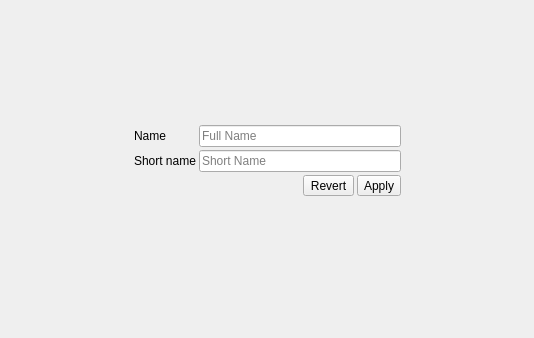
RxLaboratory/Ramses-Client, file src/assetgroupeditwidget.ui: the form before one commit.
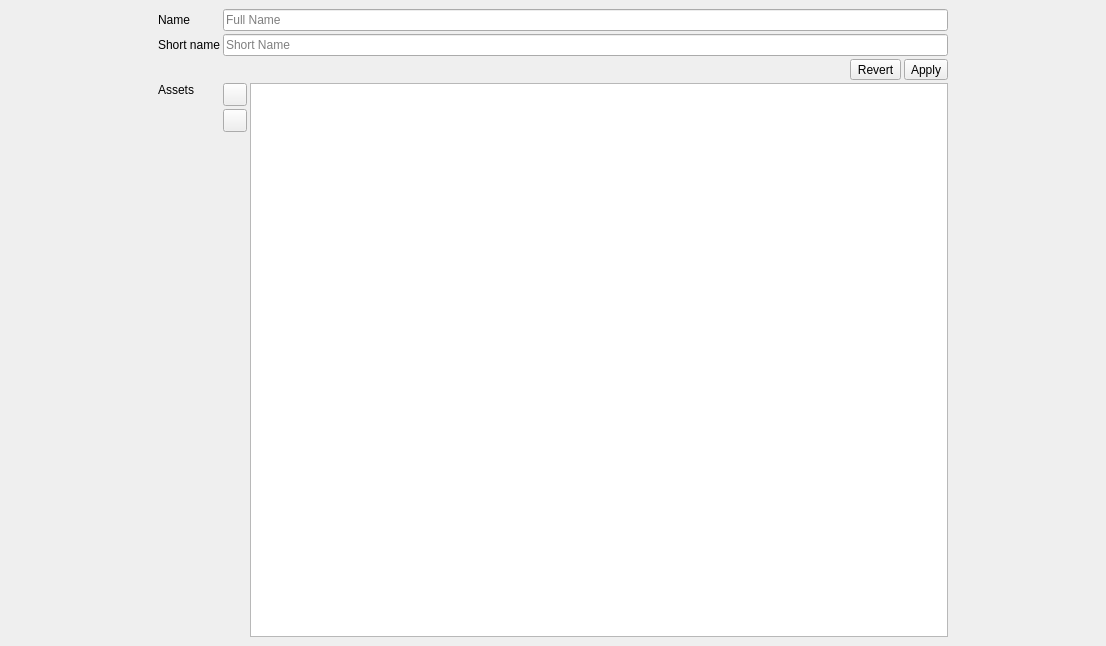
The form after the commit. Icons and pictures are not drawn.

Commit message: improved UI/UX for assets

What changed in the file:
```diff
--- a/src/assetgroupeditwidget.ui
+++ b/src/assetgroupeditwidget.ui
@@ -6,30 +6,30 @@
    <rect>
     <x>0</x>
     <y>0</y>
-    <width>534</width>
-    <height>338</height>
+    <width>1106</width>
+    <height>646</height>
    </rect>
   </property>
   <property name="windowTitle">
    <string>Form</string>
   </property>
-  <layout class="QGridLayout" name="gridLayout" rowstretch="1,0,1" columnstretch="25,50,25">
+  <layout class="QHBoxLayout" name="horizontalLayout_3" stretch="10,50,10">
+   <property name="spacing">
+    <number>3</number>
+   </property>
    <property name="leftMargin">
     <number>0</number>
    </property>
    <property name="topMargin">
-    <number>0</number>
+    <number>9</number>
    </property>
    <property name="rightMargin">
     <number>0</number>
    </property>
    <property name="bottomMargin">
-    <number>0</number>
+    <number>9</number>
    </property>
-   <property name="spacing">
-    <number>0</number>
-   </property>
-   <item row="0" column="0" rowspan="3">
+   <item>
     <spacer name="horizontalSpacer_5">
      <property name="orientation">
       <enum>Qt::Horizontal</enum>
@@ -42,38 +42,12 @@
      </property>
     </spacer>
    </item>
-   <item row="0" column="1">
-    <spacer name="verticalSpacer_5">
-     <property name="orientation">
-      <enum>Qt::Vertical</enum>
+   <item>
+    <layout class="QGridLayout" name="gridLayout">
+     <property name="bottomMargin">
+      <number>0</number>
      </property>
-     <property name="sizeHint" stdset="0">
-      <size>
-       <width>20</width>
-       <height>115</height>
-      </size>
-     </property>
-    </spacer>
-   </item>
-   <item row="0" column="2" rowspan="3">
-    <spacer name="horizontalSpacer_4">
-     <property name="orientation">
-      <enum>Qt::Horizontal</enum>
-     </property>
-     <property name="sizeHint" stdset="0">
-      <size>
-       <width>130</width>
-       <height>20</height>
-      </size>
-     </property>
-    </spacer>
-   </item>
-   <item row="1" column="1">
-    <layout class="QFormLayout" name="formLayout">
-     <property name="horizontalSpacing">
-      <number>3</number>
-     </property>
-     <property name="verticalSpacing">
+     <property name="spacing">
       <number>3</number>
      </property>
      <item row="0" column="0">
@@ -119,17 +93,14 @@
         <number>0</number>
        </property>
        <item>
-        <spacer name="horizontalSpacer_3">
-         <property name="orientation">
-          <enum>Qt::Horizontal</enum>
+        <widget class="QLabel" name="statusLabel">
+         <property name="text">
+          <string/>
          </property>
-         <property name="sizeHint" stdset="0">
-          <size>
-           <width>40</width>
-           <height>20</height>
-          </size>
+         <property name="wordWrap">
+          <bool>true</bool>
          </property>
-        </spacer>
+        </widget>
        </item>
        <item>
         <widget class="QToolButton" name="revertButton">
@@ -156,26 +127,90 @@
       </layout>
      </item>
      <item row="3" column="1">
-      <widget class="QLabel" name="statusLabel">
+      <layout class="QHBoxLayout" name="horizontalLayout_2">
+       <property name="spacing">
+        <number>3</number>
+       </property>
+       <property name="leftMargin">
+        <number>0</number>
+       </property>
+       <property name="rightMargin">
+        <number>0</number>
+       </property>
+       <item>
+        <layout class="QVBoxLayout" name="verticalLayout">
+         <property name="spacing">
+          <number>3</number>
+         </property>
+         <property name="leftMargin">
+          <number>0</number>
+         </property>
+         <property name="topMargin">
+          <number>0</number>
+         </property>
+         <item>
+          <widget class="QToolButton" name="addAssetButton">
+           <property name="text">
+            <string/>
+           </property>
+           <property name="icon">
+            <iconset resource="resources.qrc">
+             <normaloff>:/icons/add</normaloff>:/icons/add</iconset>
+           </property>
+          </widget>
+         </item>
+         <item>
+          <widget class="QToolButton" name="removeAssetButton">
+           <property name="text">
+            <string/>
+           </property>
+           <property name="icon">
+            <iconset resource="resources.qrc">
+             <normaloff>:/icons/remove</normaloff>:/icons/remove</iconset>
+           </property>
+          </widget>
+         </item>
+         <item>
+          <spacer name="verticalSpacer_2">
+           <property name="orientation">
+            <enum>Qt::Vertical</enum>
+           </property>
+           <property name="sizeHint" stdset="0">
+            <size>
+             <width>20</width>
+             <height>40</height>
+            </size>
+           </property>
+          </spacer>
+         </item>
+        </layout>
+       </item>
+       <item>
+        <widget class="QListWidget" name="assetsList"/>
+       </item>
+      </layout>
+     </item>
+     <item row="3" column="0">
+      <widget class="QLabel" name="label_6">
        <property name="text">
-        <string/>
+        <string>Assets</string>
        </property>
-       <property name="wordWrap">
-        <bool>true</bool>
+       <property name="alignment">
+        <set>Qt::AlignLeading|Qt::AlignLeft|Qt::AlignTop</set>
        </property>
       </widget>
      </item>
     </layout>
    </item>
-   <item row="2" column="1">
-    <spacer name="verticalSpacer">
+   <item>
+    <spacer name="horizontalSpacer_4">
      <property name="orientation">
-      <enum>Qt::Vertical</enum>
+      <enum>Qt::Horizontal</enum>
      </property>
      <property name="sizeHint" stdset="0">
       <size>
-       <width>17</width>
-       <height>114</height>
+       <width>130</width>
+       <height>20</height>
       </size>
      </property>
     </spacer>
```
The commit also changes 18 other files.
